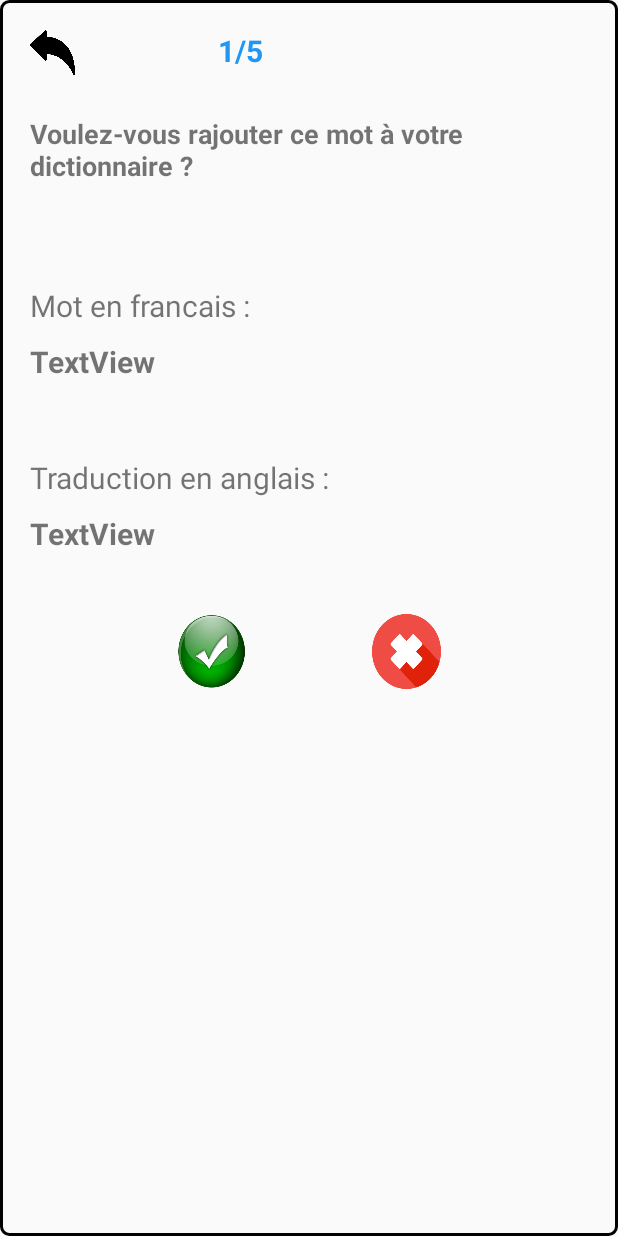
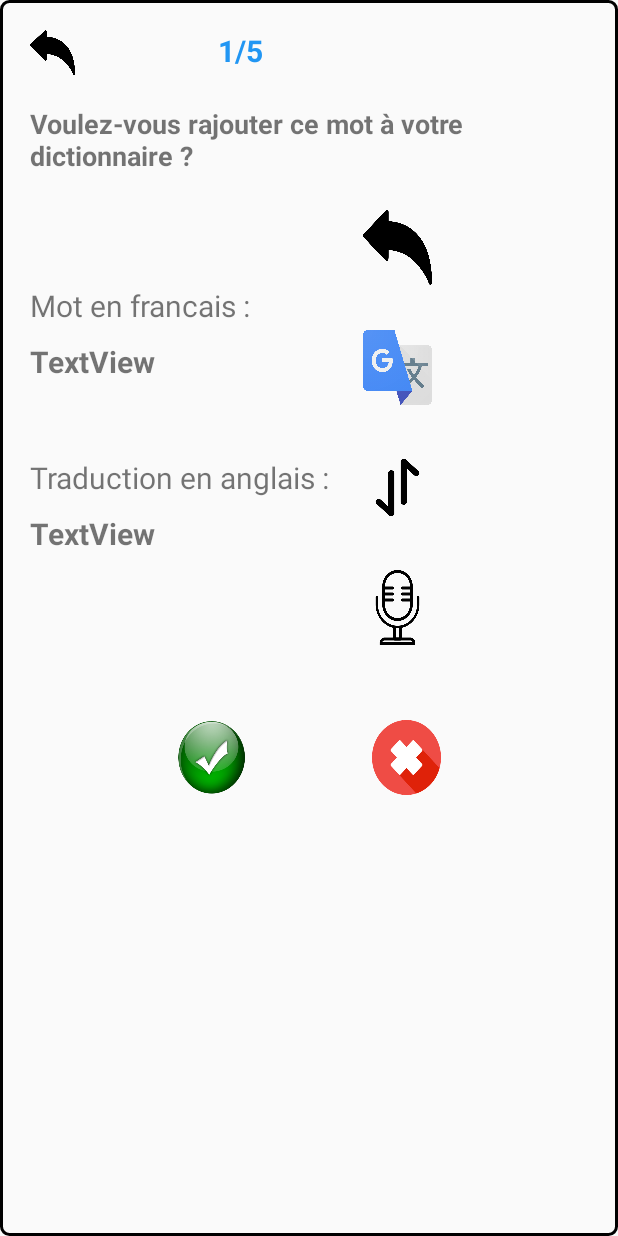
Before and after one commit to acTechWorld/LearnWords, an Android app: the layout activity_add_word_popup_auto.xml on its own in the app's theme, with its tools: preview values and no code run, on a phone screen of 412 x 824 dp. Run offline under Robolectric (Android 15) with nearby library versions, the phone set to English and light mode, and no system bars.

Commit message:
update layout add word auto

```diff
--- a/app/src/main/java/com/perso/learnwords/AddWordPopupAuto.kt
+++ b/app/src/main/java/com/perso/learnwords/AddWordPopupAuto.kt
@@ -109,15 +109,15 @@ class AddWordPopupAuto : AppCompatActivity() {
                             for (i in 0..4){
                                 listWordProposition.add(listWordPreposition[i])
                             }
-                            frenchWordAuto.text = listWordProposition[0].french_word
-                            englishWordAuto.text = listWordProposition[0].english_word
+                            wordSection1.text = listWordProposition[0].french_word
+                            wordSection2.text = listWordProposition[0].english_word
                         }
                         if(listWordPreposition.size>0 && listWordPreposition.size<5){
                             for (i in 0..listWordPreposition.size-1){
                                 listWordProposition.add(listWordPreposition[i])
                             }
-                            frenchWordAuto.text = listWordProposition[0].french_word
-                            englishWordAuto.text = listWordProposition[0].english_word
+                            wordSection1.text = listWordProposition[0].french_word
+                            wordSection2.text = listWordProposition[0].english_word
                         }
                         if (listWordPreposition.size == 0){
                             noWordsMessage()
@@ -158,8 +158,8 @@ class AddWordPopupAuto : AppCompatActivity() {
                 file.writeText(jsonString)
                 sharedPreferences.edit().putString("jsonString", jsonString).apply()
                 listWordProposition.removeAt(0)
-                frenchWordAuto.text = listWordProposition[0].french_word
-                englishWordAuto.text = listWordProposition[0].english_word
+                wordSection1.text = listWordProposition[0].french_word
+                wordSection2.text = listWordProposition[0].english_word
                 index = index+1
                 tvIndex.text = index.toString()+"/5"
             }
@@ -171,8 +171,8 @@ class AddWordPopupAuto : AppCompatActivity() {
             }
             if (listWordProposition.size > 1){
                 listWordProposition.removeAt(0)
-                frenchWordAuto.text = listWordProposition[0].french_word
-                englishWordAuto.text = listWordProposition[0].english_word
+                wordSection1.text = listWordProposition[0].french_word
+                wordSection2.text = listWordProposition[0].english_word
                 index = index+1
                 tvIndex.text = index.toString()+"/5"
             }
--- a/app/src/main/res/layout/activity_add_word_popup_auto.xml
+++ b/app/src/main/res/layout/activity_add_word_popup_auto.xml
@@ -43,14 +43,31 @@
         android:layout_height="60dp"
         android:layout_marginLeft="20dp"
         android:layout_marginTop="20dp"
-        android:gravity="center_horizontal|center_vertical"
         android:text="Voulez-vous rajouter ce mot à votre dictionnaire ?"
         android:textAlignment="textStart"
         android:textSize="18sp"
         android:textStyle="bold" />
 
+    <LinearLayout
+        android:id="@+id/mainSection"
+        android:layout_width="match_parent"
+        android:layout_height="wrap_content"
+        android:orientation="horizontal">
+
+        <LinearLayout
+            android:id="@+id/displayWordSection"
+            android:layout_width="wrap_content"
+            android:layout_height="match_parent"
+            android:orientation="vertical">
+
+            <LinearLayout
+                android:id="@+id/section1"
+                android:layout_width="match_parent"
+                android:layout_height="wrap_content"
+                android:orientation="vertical">
+
                 <TextView
-        android:id="@+id/textView9"
+                    android:id="@+id/titleSection1"
                     android:layout_width="match_parent"
                     android:layout_height="wrap_content"
                     android:layout_marginLeft="20dp"
@@ -59,7 +76,7 @@
                     android:textSize="20sp" />
 
                 <TextView
-        android:id="@+id/frenchWordAuto"
+                    android:id="@+id/wordSection1"
                     android:layout_width="match_parent"
                     android:layout_height="wrap_content"
                     android:layout_marginLeft="20dp"
@@ -68,8 +85,16 @@
                     android:textSize="20sp"
                     android:textStyle="bold" />
 
+            </LinearLayout>
+
+            <LinearLayout
+                android:id="@+id/section2"
+                android:layout_width="match_parent"
+                android:layout_height="wrap_content"
+                android:orientation="vertical">
+
                 <TextView
-        android:id="@+id/textView10"
+                    android:id="@+id/titleSection2"
                     android:layout_width="match_parent"
                     android:layout_height="wrap_content"
                     android:layout_marginLeft="20dp"
@@ -78,7 +103,7 @@
                     android:textSize="20sp" />
 
                 <TextView
-        android:id="@+id/englishWordAuto"
+                    android:id="@+id/wordSection2"
                     android:layout_width="match_parent"
                     android:layout_height="wrap_content"
                     android:layout_marginLeft="20dp"
@@ -86,6 +111,60 @@
                     android:text="TextView"
                     android:textSize="20sp"
                     android:textStyle="bold" />
+            </LinearLayout>
+
+        </LinearLayout>
+
+        <LinearLayout
+            android:id="@+id/controlPanelSection"
+            android:layout_width="match_parent"
+            android:layout_height="match_parent"
+            android:orientation="vertical">
+
+            <ImageButton
+                android:id="@+id/backToInitialWordButton"
+                android:layout_width="70dp"
+                android:layout_height="70dp"
+                android:layout_marginLeft="10dp"
+                android:layout_marginBottom="10dp"
+                android:backgroundTint="#00FFFFFF"
+                android:scaleType="fitXY"
+                android:src="@drawable/back_arrow_icon"></ImageButton>
+
+            <ImageButton
+                android:id="@+id/autoTranslateButton"
+                android:layout_width="70dp"
+                android:layout_height="70dp"
+                android:layout_marginLeft="10dp"
+                android:layout_marginBottom="10dp"
+                android:backgroundTint="#00FFFFFF"
+                android:scaleType="fitXY"
+                android:src="@drawable/traduction_icon"></ImageButton>
+
+            <ImageButton
+                android:id="@+id/inverseLanguageButton"
+                android:layout_width="70dp"
+                android:layout_height="70dp"
+                android:layout_gravity="center_vertical"
+                android:layout_marginLeft="10dp"
+                android:layout_marginBottom="10dp"
+                android:backgroundTint="#00FFFFFF"
+                android:rotation="90"
+                android:scaleType="fitXY"
+                app:srcCompat="@drawable/exchange_arrow_icon" />
+
+            <ImageButton
+                android:id="@+id/audioButton"
+                android:layout_width="70dp"
+                android:layout_height="70dp"
+                android:layout_marginLeft="10dp"
+                android:backgroundTint="#00FFFFFF"
+                android:scaleType="fitXY"
+                android:src="@drawable/micro_icon"></ImageButton>
+
+        </LinearLayout>
+
+    </LinearLayout>
 
     <LinearLayout
         android:id="@+id/validateSection"
```
Lines whose indentation alone changed are shown as unchanged.
